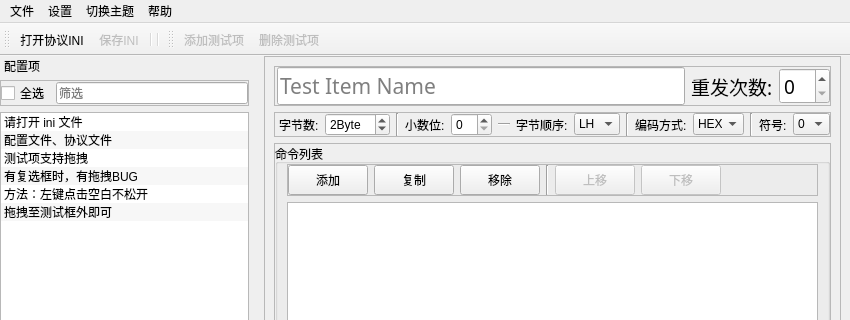
m-RNA/labview-ini-editor, file mainwindow.ui: the form before one commit; both pictures show x 0 to 850 and y 0 to 320 of the 850 by 657 pixel window.
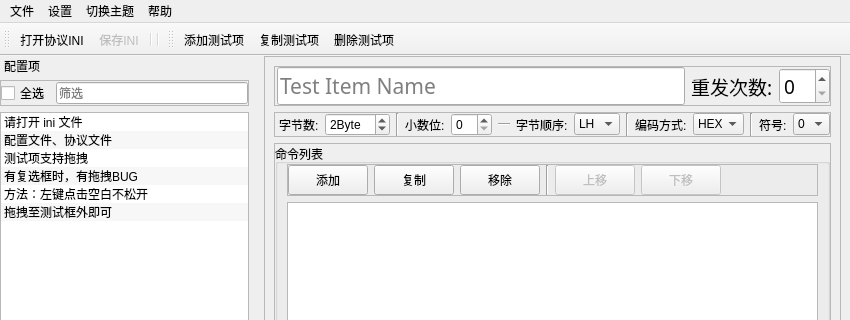
The form after the commit. Custom widgets are drawn as their Qt base class.

Commit message: Refactor: 添加协议项的增加、复制、删除

Patch:
```diff
--- a/mainwindow.ui
+++ b/mainwindow.ui
@@ -1187,7 +1187,7 @@
   </widget>
   <widget class="QToolBar" name="toolBar_2">
    <property name="enabled">
-    <bool>false</bool>
+    <bool>true</bool>
    </property>
    <property name="font">
     <font>
@@ -1204,6 +1204,7 @@
     <bool>false</bool>
    </attribute>
    <addaction name="actTestItemAdd"/>
+   <addaction name="actTestItemCopy"/>
    <addaction name="actTestItemDelete"/>
   </widget>
   <action name="actOpenIni">
@@ -1363,6 +1364,17 @@
     <string>同时导入配置文件</string>
    </property>
   </action>
+  <action name="actTestItemCopy">
+   <property name="text">
+    <string>复制测试项</string>
+   </property>
+   <property name="toolTip">
+    <string>复制测试项</string>
+   </property>
+   <property name="shortcut">
+    <string>Alt+C</string>
+   </property>
+  </action>
  </widget>
  <customwidgets>
   <customwidget>
```
Left out of the diff: 2 changed lines with no effect on the pictures. The commit also changes 4 other files.
